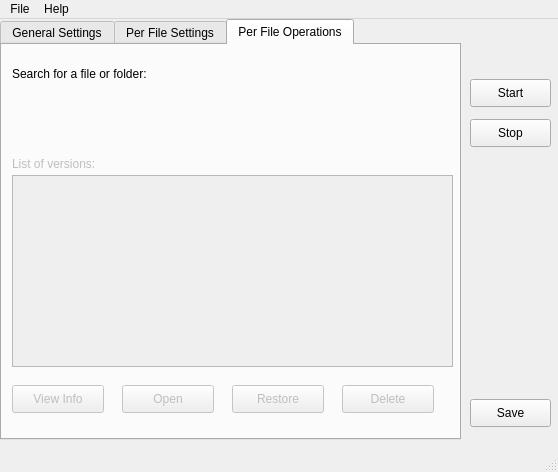
Above: MalcolmGUI.ui from radudragusin/malcolm before the change. Below: the same form after it.
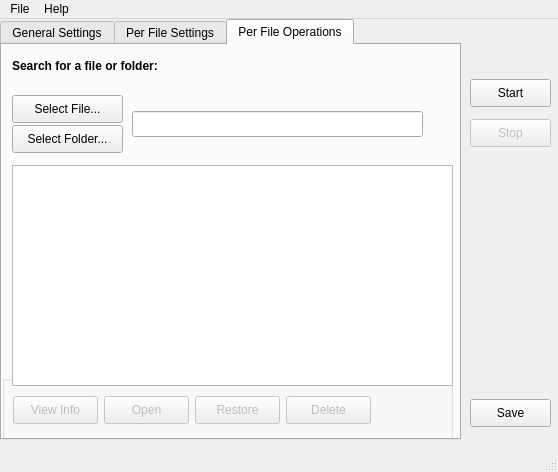
That is the form after the change. The open tabs and pages were chosen to show the change.

Commit message: Added some of the functionality for the third tab.

```diff
--- a/MalcolmGUI.ui
+++ b/MalcolmGUI.ui
@@ -594,57 +594,82 @@
      <attribute name="title">
       <string>Per File Operations</string>
      </attribute>
-     <widget class="QListView" name="listView">
-      <property name="enabled">
-       <bool>false</bool>
-      </property>
+     <widget class="QPushButton" name="pushButton_13">
       <property name="geometry">
        <rect>
         <x>10</x>
-        <y>130</y>
-        <width>441</width>
-        <height>192</height>
+        <y>80</y>
+        <width>111</width>
+        <height>28</height>
        </rect>
       </property>
+      <property name="text">
+       <string>Select Folder...</string>
+      </property>
      </widget>
-     <widget class="QLabel" name="label_8">
+     <widget class="QLineEdit" name="lineEdit_4">
       <property name="geometry">
        <rect>
+        <x>130</x>
+        <y>66</y>
+        <width>291</width>
+        <height>26</height>
+       </rect>
+      </property>
+     </widget>
+     <widget class="QLabel" name="label_18">
+      <property name="geometry">
+       <rect>
         <x>10</x>
-        <y>20</y>
-        <width>171</width>
+        <y>12</y>
+        <width>211</width>
         <height>18</height>
        </rect>
       </property>
+      <property name="font">
+       <font>
+        <weight>75</weight>
+        <bold>true</bold>
+       </font>
+      </property>
       <property name="text">
        <string>Search for a file or folder:</string>
       </property>
      </widget>
-     <widget class="QLabel" name="label_9">
-      <property name="enabled">
-       <bool>false</bool>
-      </property>
+     <widget class="QPushButton" name="pushButton_9">
       <property name="geometry">
        <rect>
         <x>10</x>
-        <y>110</y>
-        <width>171</width>
-        <height>18</height>
+        <y>50</y>
+        <width>111</width>
+        <height>28</height>
        </rect>
       </property>
       <property name="text">
-       <string>List of versions:</string>
+       <string>Select File...</string>
       </property>
      </widget>
+     <widget class="QGroupBox" name="groupBox_5">
+      <property name="geometry">
+       <rect>
+        <x>0</x>
+        <y>330</y>
+        <width>451</width>
+        <height>71</height>
+       </rect>
+      </property>
+      <property name="title">
+       <string/>
+      </property>
      <widget class="QPushButton" name="pushButton_3">
       <property name="enabled">
        <bool>false</bool>
       </property>
       <property name="geometry">
        <rect>
-        <x>10</x>
-        <y>340</y>
-        <width>92</width>
+         <x>11</x>
+         <y>21</y>
+         <width>85</width>
         <height>28</height>
        </rect>
       </property>
@@ -658,9 +683,9 @@
       </property>
       <property name="geometry">
        <rect>
-        <x>120</x>
-        <y>340</y>
-        <width>92</width>
+         <x>102</x>
+         <y>21</y>
+         <width>85</width>
         <height>28</height>
        </rect>
       </property>
@@ -674,9 +699,9 @@
       </property>
       <property name="geometry">
        <rect>
-        <x>230</x>
-        <y>340</y>
-        <width>92</width>
+         <x>193</x>
+         <y>21</y>
+         <width>85</width>
         <height>28</height>
        </rect>
       </property>
@@ -690,9 +715,9 @@
       </property>
       <property name="geometry">
        <rect>
-        <x>340</x>
-        <y>340</y>
-        <width>92</width>
+         <x>284</x>
+         <y>21</y>
+         <width>85</width>
         <height>28</height>
        </rect>
       </property>
@@ -701,6 +726,26 @@
       </property>
      </widget>
     </widget>
+     <widget class="QListView" name="listView">
+      <property name="enabled">
+       <bool>true</bool>
+      </property>
+      <property name="geometry">
+       <rect>
+        <x>10</x>
+        <y>120</y>
+        <width>441</width>
+        <height>221</height>
+       </rect>
+      </property>
+      <property name="frameShadow">
+       <enum>QFrame::Sunken</enum>
+      </property>
+      <property name="selectionBehavior">
+       <enum>QAbstractItemView::SelectItems</enum>
+      </property>
+     </widget>
+    </widget>
    </widget>
    <widget class="QPushButton" name="pushButton_10">
     <property name="geometry">
@@ -716,6 +761,9 @@
     </property>
    </widget>
    <widget class="QPushButton" name="pushButton_11">
+    <property name="enabled">
+     <bool>false</bool>
+    </property>
     <property name="geometry">
      <rect>
       <x>470</x>
```
Left out of the diff: 4 changed lines with no effect on the pictures. Lines whose indentation alone changed are shown as unchanged. The commit also changes 2 other files.
